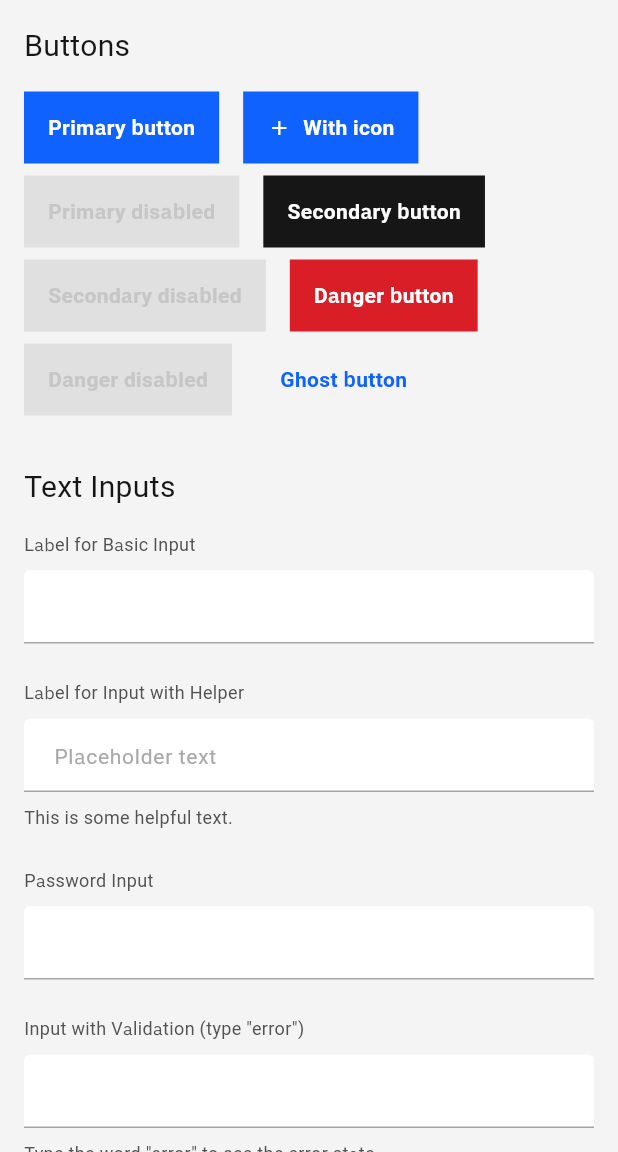
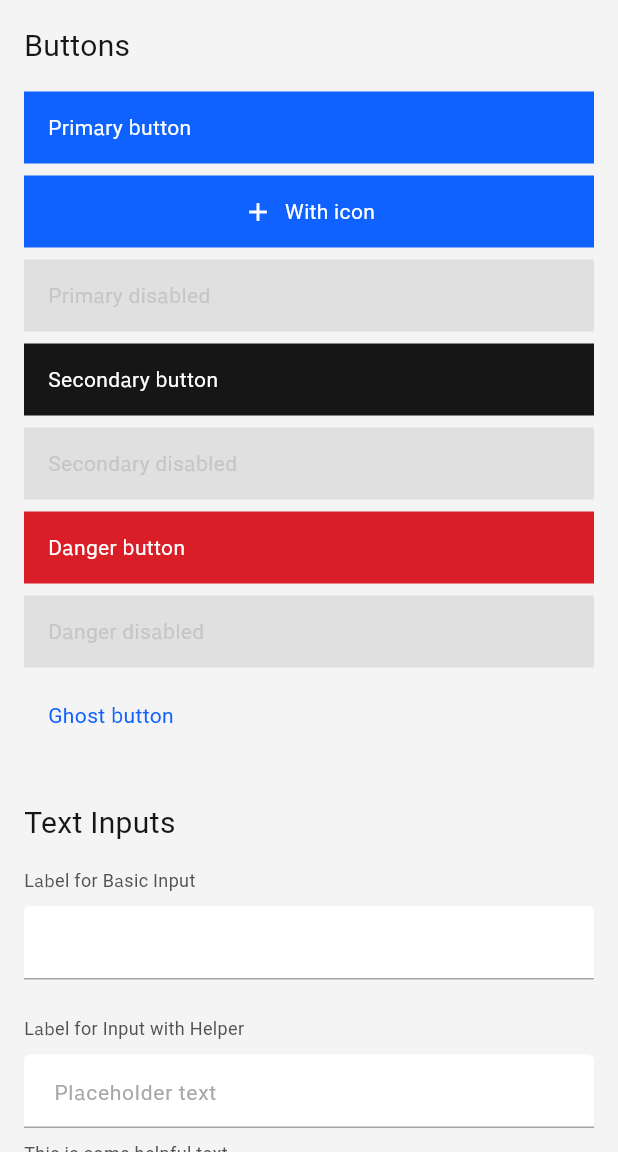
Before and after one commit to yuzalsif/carbon_flutter, a Flutter app: the screen it shows after launch, on a phone screen of 412 x 824 dp, the part 84-1236 px from its top. Run offline on Flutter 3.47's test engine with Material 3 defaults, Android fonts, the phone set to English and light mode, and no system bars; our stand-ins replace google_fonts.

Commit message:
feat: Add support to set custom width

```diff
--- a/lib/src/widgets/c_button.dart
+++ b/lib/src/widgets/c_button.dart
@@ -2,7 +2,13 @@ import 'package:flutter/material.dart';
 import 'package:carbon_flutter/carbon_flutter.dart';
 
 /// Defines the size of a [CButton], affecting its height and padding.
-enum CButtonSize { small, regular }
+enum CButtonSize {
+  xsmall, // 24px
+  small, // 32px
+  medium, // 40px
+  regular, // 48px (Default, corresponds to 'lg' productive)
+  xlarge, // 64px
+}
 
 /// Defines the visual style and semantic purpose of a [CButton],
 /// aligned with the official Carbon Design System types.
@@ -32,6 +38,7 @@ class CButton extends StatefulWidget {
     this.icon,
     this.type = CButtonType.primary,
     this.size = CButtonSize.regular,
+    this.width,
   });
 
   final String? label;
@@ -39,6 +46,7 @@ class CButton extends StatefulWidget {
   final VoidCallback? onPressed;
   final CButtonType type;
   final CButtonSize size;
+  final double? width;
 
   @override
   State<CButton> createState() => _CButtonState();
@@ -65,8 +73,8 @@ class _CButtonState extends State<CButton> {
           return CColors.primaryHover;
         case CButtonType.secondary:
           return isDark
-              ? CColors.borderInverse.withValues(alpha: 0.6)
-              : CColors.backgroundInverse.withValues(alpha: 0.1);
+              ? CColors.borderInverse.withValues(alpha: 0.3)
+              : CColors.backgroundInverse.withValues(alpha: 0.3);
         case CButtonType.danger:
           return CColors.supportError.withValues(alpha: 0.8);
         case CButtonType.tertiary:
@@ -142,10 +150,42 @@ class _CButtonState extends State<CButton> {
   @override
   Widget build(BuildContext context) {
     final foregroundColor = _getForegroundColor();
-    final buttonHeight = widget.size == CButtonSize.regular ? 48.0 : 32.0;
-    final horizontalPadding = widget.size == CButtonSize.regular
-        ? CSpacing.medium
-        : CSpacing.small;
+    late final double buttonHeight;
+    late final double horizontalPadding;
+    late final double iconSize;
+
+    switch (widget.size) {
+      case CButtonSize.xsmall:
+        buttonHeight = 24.0;
+        horizontalPadding = CSpacing.small; // Less padding for smaller size
+        iconSize = 16.0;
+        break;
+      case CButtonSize.small:
+        buttonHeight = 32.0;
+        horizontalPadding = CSpacing.medium;
+        iconSize = 16.0;
+        break;
+      case CButtonSize.medium:
+        buttonHeight = 40.0;
+        horizontalPadding = CSpacing.medium;
+        iconSize = 20.0;
+        break;
+      case CButtonSize.regular:
+        buttonHeight = 48.0;
+        horizontalPadding = CSpacing.medium;
+        iconSize = 20.0;
+        break;
+      case CButtonSize.xlarge:
+        buttonHeight = 64.0;
+        horizontalPadding = CSpacing.large; // More padding for larger size
+        iconSize = 24.0;
+        break;
+    }
+
+    final bool hasIcon = widget.icon != null;
+    final MainAxisAlignment alignment = hasIcon
+        ? MainAxisAlignment.center
+        : MainAxisAlignment.start;
 
     return MouseRegion(
       onEnter: (_) => setState(() => _isHovered = true),
@@ -161,18 +201,26 @@ class _CButtonState extends State<CButton> {
         child: AnimatedContainer(
           duration: const Duration(milliseconds: 100),
           height: buttonHeight,
+          width: widget.width,
           padding: EdgeInsets.symmetric(horizontal: horizontalPadding),
           decoration: BoxDecoration(
             color: _getBackgroundColor(),
             border: Border.fromBorderSide(_getBorderSide()),
           ),
           child: Row(
+            mainAxisAlignment: alignment,
+            mainAxisSize: MainAxisSize.max,
+            children: [
+              Row(
                 mainAxisSize: MainAxisSize.min,
                 mainAxisAlignment: MainAxisAlignment.center,
                 children: [
                   if (widget.icon != null)
                     IconTheme(
-                  data: IconThemeData(color: foregroundColor, size: 16),
+                      data: IconThemeData(
+                        color: foregroundColor,
+                        size: iconSize,
+                      ),
                       child: widget.icon!,
                     ),
                   if (widget.icon != null &&
@@ -181,7 +229,12 @@ class _CButtonState extends State<CButton> {
                   if (widget.label != null && widget.label != '')
                     Text(
                       widget.label!,
-                  style: CTypography.button.copyWith(color: foregroundColor),
+                      style: CTypography.button.copyWith(
+                        color: foregroundColor,
+                        fontWeight: FontWeight.normal,
+                      ),
+                    ),
+                ],
               ),
             ],
           ),
```
Lines whose indentation alone changed are shown as unchanged.
